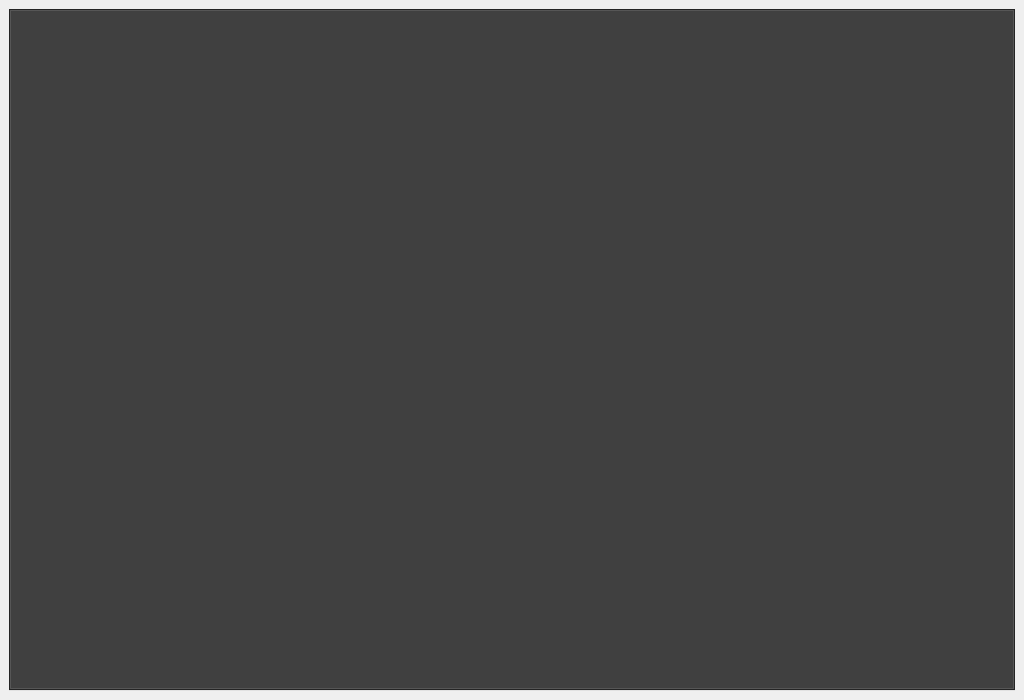
Above: ui_templates/main_gui.ui from o-murphy/archer_ballistics_constructor before the change. Below: the same form after it.
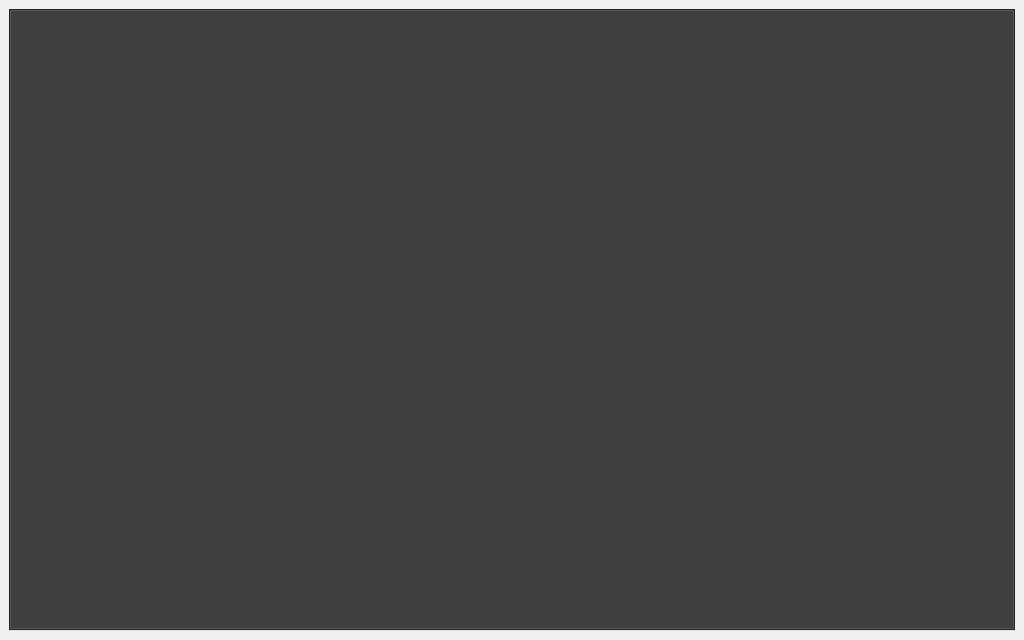
That is the form after the change. Icons and pictures are not drawn.

What changed in the file:
```diff
--- a/ui_templates/main_gui.ui
+++ b/ui_templates/main_gui.ui
@@ -10,7 +10,7 @@
     <x>0</x>
     <y>0</y>
     <width>1024</width>
-    <height>700</height>
+    <height>640</height>
    </rect>
   </property>
   <property name="sizePolicy">
@@ -22,7 +22,7 @@
   <property name="minimumSize">
    <size>
     <width>1024</width>
-    <height>700</height>
+    <height>640</height>
    </size>
   </property>
   <property name="windowTitle">
@@ -54,12 +54,6 @@
      <verstretch>0</verstretch>
     </sizepolicy>
    </property>
-   <property name="minimumSize">
-    <size>
-     <width>0</width>
-     <height>680</height>
-    </size>
-   </property>
    <layout class="QGridLayout" name="gridLayout">
     <property name="bottomMargin">
      <number>9</number>
@@ -72,12 +66,6 @@
         <verstretch>0</verstretch>
        </sizepolicy>
       </property>
-      <property name="minimumSize">
-       <size>
-        <width>1000</width>
-        <height>630</height>
-       </size>
-      </property>
       <property name="sizeIncrement">
        <size>
         <width>0</width>
```
